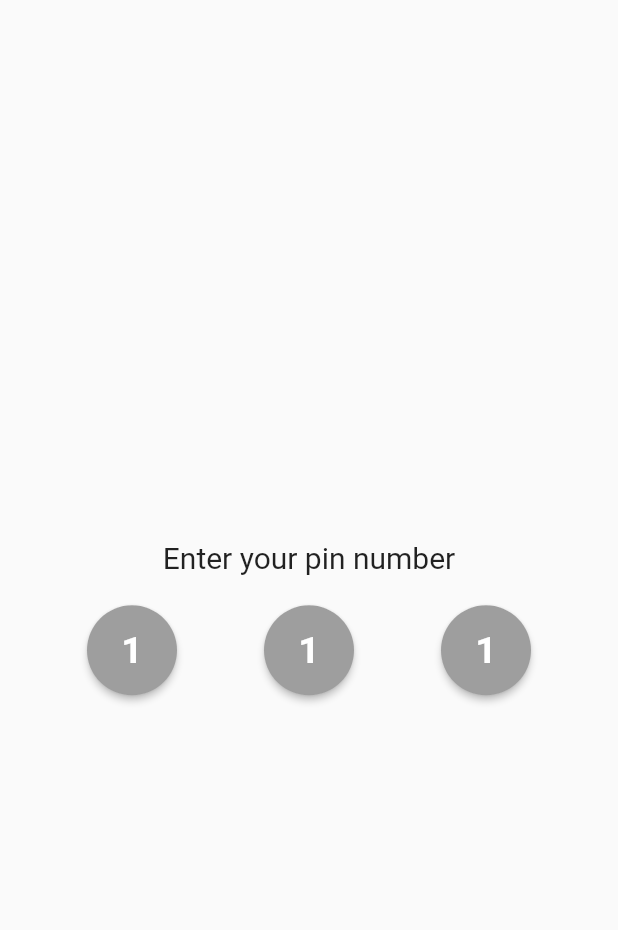
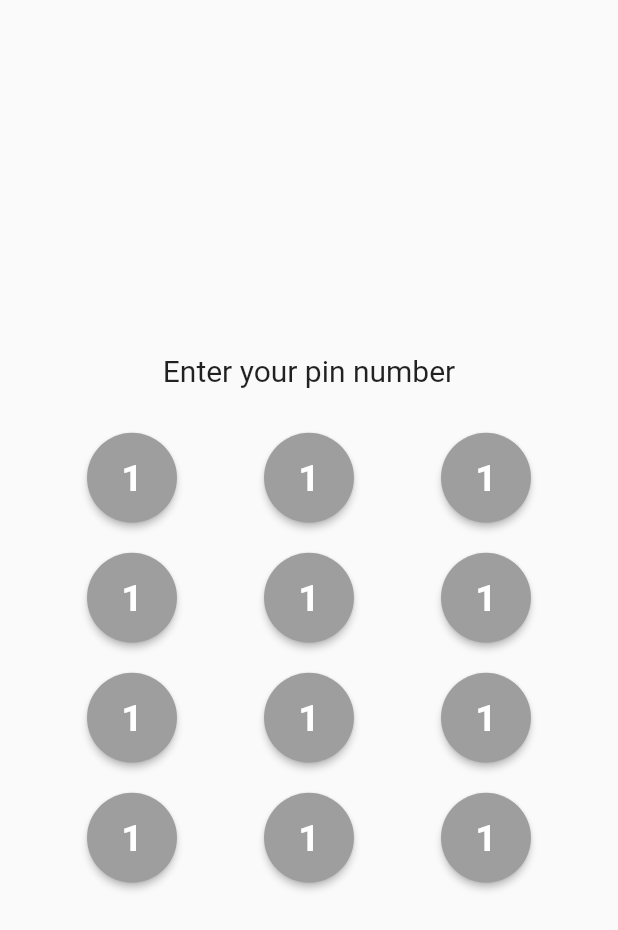
Before and after one commit to ChristineWasike/save, a Flutter app: the NumPad screen opened directly, on a phone screen of 412 x 824 dp. Shown: the top 930 px of the screen. Run offline on Flutter 3.47's test engine with Material 2 defaults, Android fonts, the phone set to English and light mode, and no system bars; our stand-ins replace pin_code_fields.

Commit message:
Add all row for numberpad

```diff
--- a/lib/screens/auth-screens/Numpad.dart
+++ b/lib/screens/auth-screens/Numpad.dart
@@ -16,6 +16,33 @@ class NumPad extends StatelessWidget {
               Text(
                 'Enter your pin number',
                 style: TextStyle(fontSize: 20.0),
+              ),
+              SizedBox(height: 30,),
+              Row(
+                mainAxisAlignment: MainAxisAlignment.spaceEvenly,
+                children: [
+                  padButton('1'),
+                  padButton('1'),
+                  padButton('1'),
+                ],
+              ),
+              SizedBox(height: 20,),
+              Row(
+                mainAxisAlignment: MainAxisAlignment.spaceEvenly,
+                children: [
+                  padButton('1'),
+                  padButton('1'),
+                  padButton('1'),
+                ],
+              ),
+              SizedBox(height: 20,),
+              Row(
+                mainAxisAlignment: MainAxisAlignment.spaceEvenly,
+                children: [
+                  padButton('1'),
+                  padButton('1'),
+                  padButton('1'),
+                ],
               ),
               SizedBox(height: 20,),
               Row(
@@ -51,4 +78,22 @@ class NumPad extends StatelessWidget {
       ),
     );
   }
+  deleteButtonWidget(IconData icon, Function function){
+    return InkWell(
+      onTap: function,
+      child: Container(
+        height: buttonSize,
+        width: buttonSize,
+        decoration: BoxDecoration(
+          color: Colors.amber[700],
+          shape: BoxShape.circle
+        ),
+        child: Center(
+          child: Icon(icon,
+            size: 30,
+            color: Colors.white,),
+        ),
+      ),
+    );
+  }
 }
```
